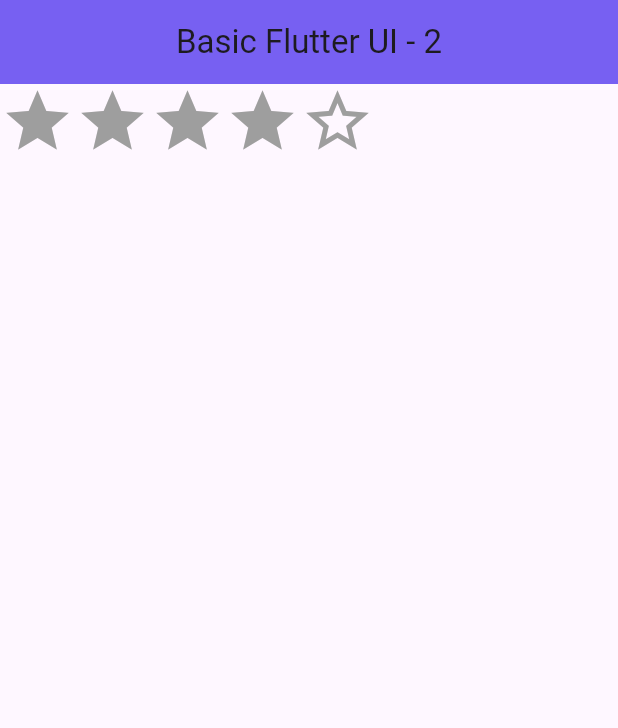
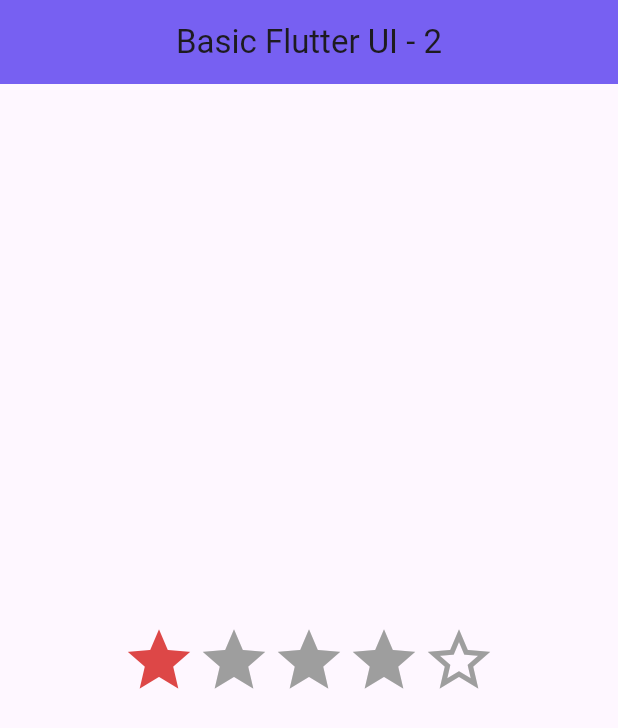
Before and after one commit to ja-hasan/flutter_application_1, a Flutter app: the screen it shows after launch, on a phone screen of 412 x 824 dp. Shown: the top 728 px of the screen. Run offline on Flutter 3.47's test engine with Material 3 defaults, Android fonts, the phone set to English and light mode, and no system bars.

Commit message:
icon in centre

```diff
--- a/lib/main.dart
+++ b/lib/main.dart
@@ -1,30 +1,32 @@
 import 'package:flutter/material.dart';
 
-void main(){
+void main() {
   runApp(const LabClass05());
 }
 
-class LabClass05 extends StatelessWidget{
+class LabClass05 extends StatelessWidget {
   const LabClass05({super.key});
   @override
-  Widget build(BuildContext context){
+  Widget build(BuildContext context) {
     return MaterialApp(
-      title : "Basic Flutter UI - 02",
+        title: "Basic Flutter UI - 02",
         home: Scaffold(
             appBar: AppBar(
-
               title: Text("Basic Flutter UI - 2"),
               centerTitle: true,
-          backgroundColor:  const Color.fromARGB(155, 36, 2, 254),
-
+              backgroundColor: const Color.fromARGB(155, 36, 2, 254),
               elevation: 23,
             ),
-        body: Row(
+            body: Container(
+              height: double.infinity,
+              child: Row(
+                mainAxisAlignment: MainAxisAlignment.center,
+                // crossAxisAlignment: CrossAxisAlignment.center,
                 children: [
                   Icon(
                     Icons.star,
                     size: 50,
-              color: Colors.grey,
+                    color: const Color.fromARGB(255, 221, 71, 71),
                   ),
                   Icon(
                     Icons.star,
@@ -46,10 +48,8 @@ class LabClass05 extends StatelessWidget{
                     size: 50,
                     color: Colors.grey,
                   ),
-
                 ],
-        )
-      )
-    );
+              ),
+            )));
   }
 }
```
Lines whose indentation alone changed are shown as unchanged.
